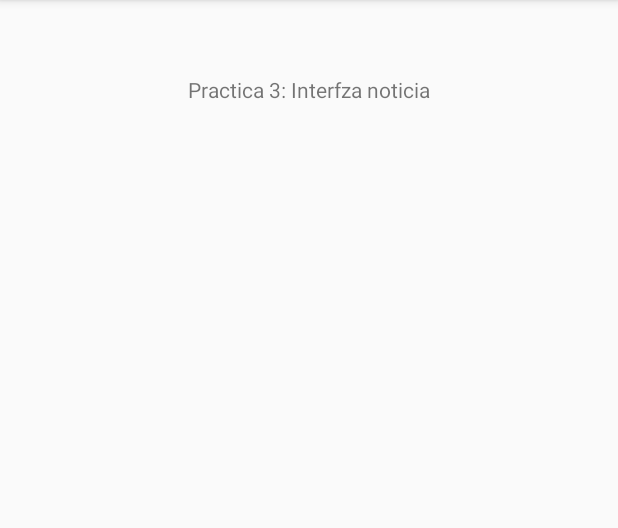
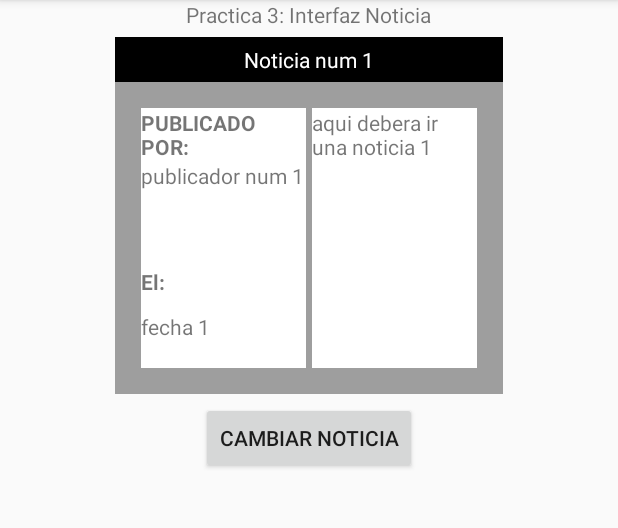
Before and after one commit to Tlakua/Moviles1erDpt, an Android app: the Pct_3 screen opened directly, with no data from a screen before it, on a phone screen of 412 x 824 dp, the part 84-612 px from its top. Run offline under Robolectric (Android 15) with nearby library versions, the phone set to English and light mode, and no system bars.

Commit message:
Pct 3 (probar)

```diff
--- a/Moviles1erDpt/app/src/main/java/com/codequark/www/moviles1erdpt/Practicas/Pct_3.java
+++ b/Moviles1erDpt/app/src/main/java/com/codequark/www/moviles1erdpt/Practicas/Pct_3.java
@@ -2,14 +2,58 @@ package com.codequark.www.moviles1erdpt.Practicas;
 
 import android.support.v7.app.AppCompatActivity;
 import android.os.Bundle;
+import android.view.View;
+import android.widget.TextView;
 
 import com.codequark.www.moviles1erdpt.R;
 
 public class Pct_3 extends AppCompatActivity {
 
+    TextView tv_nomNot;
+    TextView tv_por;
+    TextView tv_fecha;
+    TextView tv_noticia;
+
     @Override
     protected void onCreate(Bundle savedInstanceState) {
         super.onCreate(savedInstanceState);
         setContentView(R.layout.activity_pct_3);
+
+        inicializarValores();
+    }
+
+    public void inicializarValores(){
+        tv_nomNot = (TextView) findViewById(R.id.tv_nomNot);
+        tv_por = (TextView) findViewById(R.id.tv_por);
+        tv_fecha = (TextView) findViewById(R.id.tv_fecha);
+        tv_noticia = (TextView) findViewById(R.id.tv_noticia);
+
+        tv_nomNot.setText("Noticia num 1");
+        tv_por.setText("publicador num 1");
+        tv_fecha.setText("fecha 1");
+        tv_noticia.setText("aqui debera ir una noticia 1");
+    }
+
+    public void cambiarValores(){
+        tv_nomNot = (TextView) findViewById(R.id.tv_nomNot);
+        tv_por = (TextView) findViewById(R.id.tv_por);
+        tv_fecha = (TextView) findViewById(R.id.tv_fecha);
+        tv_noticia = (TextView) findViewById(R.id.tv_noticia);
+
+        tv_nomNot.setText("Noticia num 2");
+        tv_por.setText("publicador num 2");
+        tv_fecha.setText("fecha 2");
+        tv_noticia.setText("aqui debera ir una noticia 2");
+    }
+
+    public void btn_cambiar(View v){
+        int i = 0;
+        if (i == 0){
+            cambiarValores();
+            i =+1;
+        }if (i == 1){
+            inicializarValores();
+            i =- 1;
+        }
     }
 }
--- a/Moviles1erDpt/app/src/main/res/layout/activity_pct_3.xml
+++ b/Moviles1erDpt/app/src/main/res/layout/activity_pct_3.xml
@@ -1,15 +1,96 @@
 <?xml version="1.0" encoding="utf-8"?>
 <LinearLayout xmlns:android="http://schemas.android.com/apk/res/android"
     xmlns:tools="http://schemas.android.com/tools"
-    android:orientation="vertical"
     android:layout_width="match_parent"
     android:layout_height="match_parent"
+    android:orientation="vertical"
     android:gravity="center_horizontal"
     tools:context=".Practicas.Pct_3">
 
     <TextView
-        android:text="Practica 3: Interfza noticia"
-        android:layout_marginTop="50sp"
+        android:text="Practica 3: Interfaz Noticia"
         android:layout_width="wrap_content"
         android:layout_height="wrap_content" />
+
+    <LinearLayout
+        android:layout_width="wrap_content"
+        android:layout_height="wrap_content"
+        android:padding="5sp"
+        android:orientation="vertical">
+
+        <TextView
+            android:id="@+id/tv_nomNot"
+            android:padding="5dp"
+            android:layout_width="match_parent"
+            android:layout_height="wrap_content"
+            android:gravity="center_horizontal"
+            android:text="Titulo  noticia"
+            android:textColor="#ffffff"
+            android:background="#000000" />
+
+        <TableLayout
+            android:padding="15dp"
+            android:layout_width="wrap_content"
+            android:layout_height="wrap_content"
+            android:background="#9e9e9e" >
+
+            <TableRow>
+
+                <LinearLayout
+                    android:layout_width="110dp"
+                    android:layout_height="173dp"
+                    android:background="#ffffff"
+                    android:layout_margin="2sp"
+                    android:orientation="vertical" >
+
+                    <TextView
+                        android:layout_width="110dp"
+                        android:layout_height="wrap_content"
+                        android:text="PUBLICADO POR:"
+                        android:textStyle="bold"
+                        android:gravity="left"/>
+
+                    <TextView
+                        android:id="@+id/tv_por"
+                        android:layout_width="110dp"
+                        android:layout_height="35dp"
+                        android:text="Nobre del publicador" />
+
+                    <TextView
+                        android:layout_width="110dp"
+                        android:layout_height="35dp" />
+
+                    <TextView
+                        android:layout_width="110dp"
+                        android:layout_height="30dp"
+                        android:text="El:"
+                        android:textStyle="bold" />
+
+                    <TextView
+                        android:id="@+id/tv_fecha"
+                        android:layout_width="110dp"
+                        android:layout_height="35dp"
+                        android:text="fecha publicado" />
+
+                </LinearLayout>
+
+                <TextView
+                    android:id="@+id/tv_noticia"
+                    android:layout_width="110dp"
+                    android:layout_height="173dp"
+                    android:layout_margin="2sp"
+                    android:text="Aqui debera ir la noticia"
+                    android:background="#ffffff"
+                    android:orientation="vertical" />
+
+            </TableRow>
+        </TableLayout>
+    </LinearLayout>
+
+    <Button
+        android:layout_width="wrap_content"
+        android:layout_height="wrap_content"
+        android:text="Cambiar Noticia"
+        android:onClick="btn_cambiar" />
+
 </LinearLayout>
```
